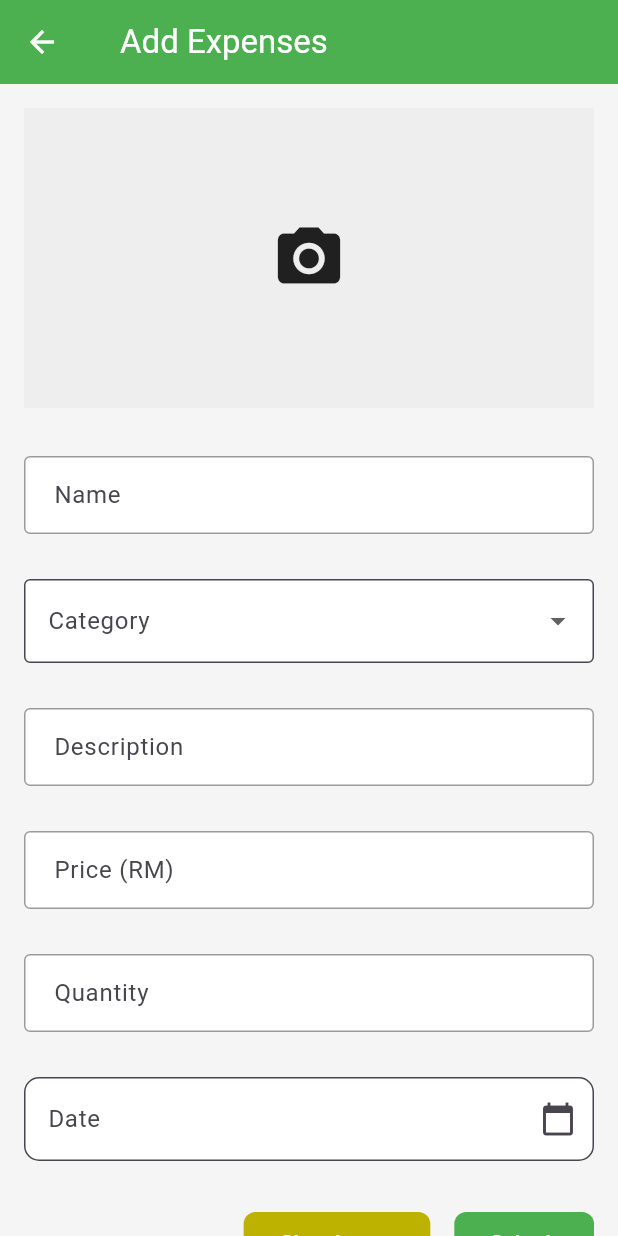
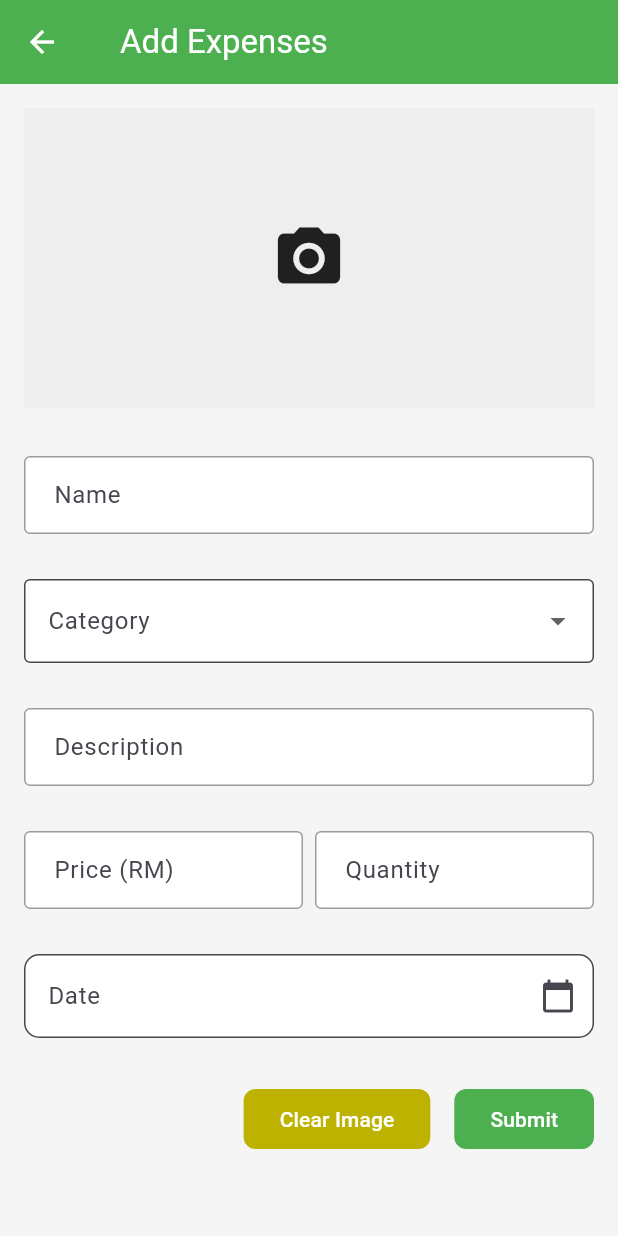
Before and after one commit to AhmadZahidi/expenses_tracker_app, a Flutter app: the AddScreen screen opened by its route, on a phone screen of 412 x 824 dp. Run offline on Flutter 3.47's test engine with Material 3 defaults, Android fonts, the phone set to English and light mode, and no system bars; our stand-ins replace cloud_firestore, firebase_auth, firebase_core, firebase_storage, fl_chart, flutter_svg and 2 more; accounts and stored records are empty.

Commit message:
change add screen layout

```diff
--- a/lib/screens/add_screen.dart
+++ b/lib/screens/add_screen.dart
@@ -206,8 +206,11 @@ class _AddScreenState extends State<AddScreen> {
                         ),
                         SizedBox(height: 30),
 
+                        Row(
+                          children: [
                             // Price
-                        TextFormField(
+                            Expanded(
+                              child: TextFormField(
                                 controller: _priceController,
                                 keyboardType: TextInputType.number,
                                 validator: (value) {
@@ -237,10 +240,12 @@ class _AddScreenState extends State<AddScreen> {
                                   ),
                                 ),
                               ),
-                        SizedBox(height: 30),
+                            ),
+                            SizedBox(width: 8),
 
                             // Quantity
-                        TextFormField(
+                            Expanded(
+                              child: TextFormField(
                                 controller: _quantityController,
                                 keyboardType: TextInputType.number,
                                 validator: (value) {
@@ -270,8 +275,10 @@ class _AddScreenState extends State<AddScreen> {
                                   ),
                                 ),
                               ),
+                            ),
+                          ],
+                        ),
                         SizedBox(height: 30),
-
                         //Date Picker
                         TextFormField(
                           controller: _dateController,
```
Lines whose indentation alone changed are shown as unchanged.
